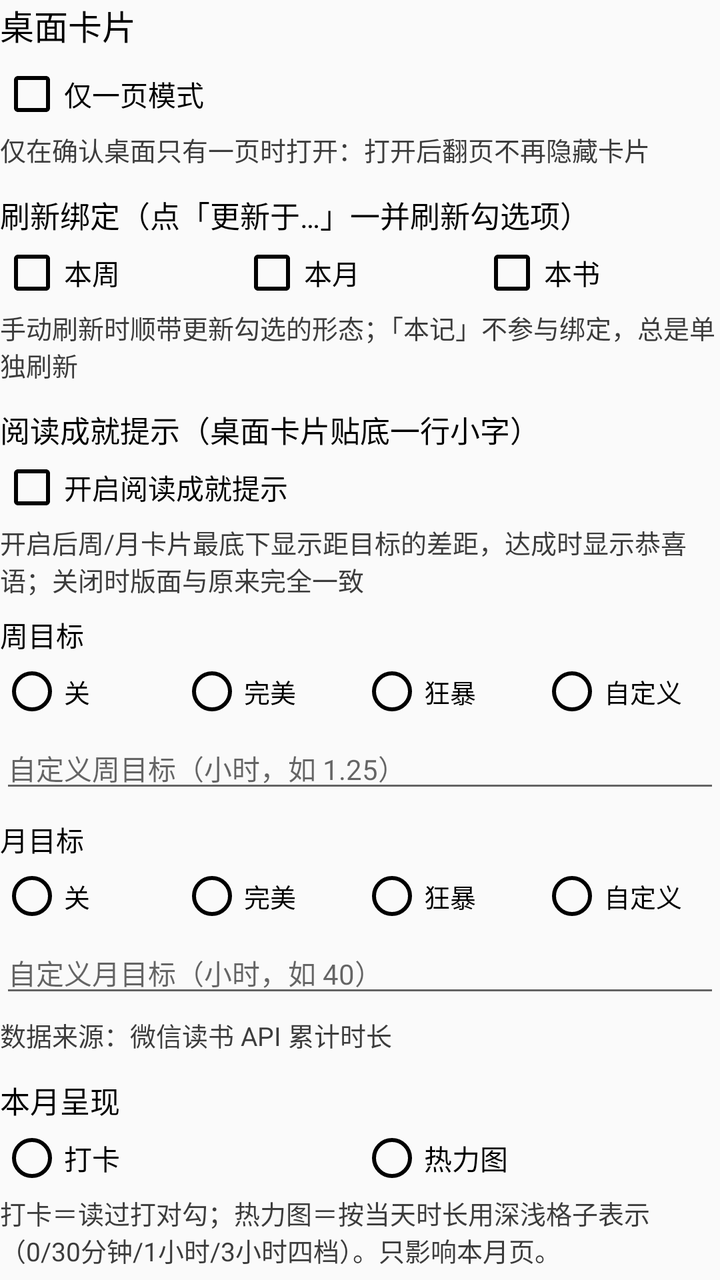
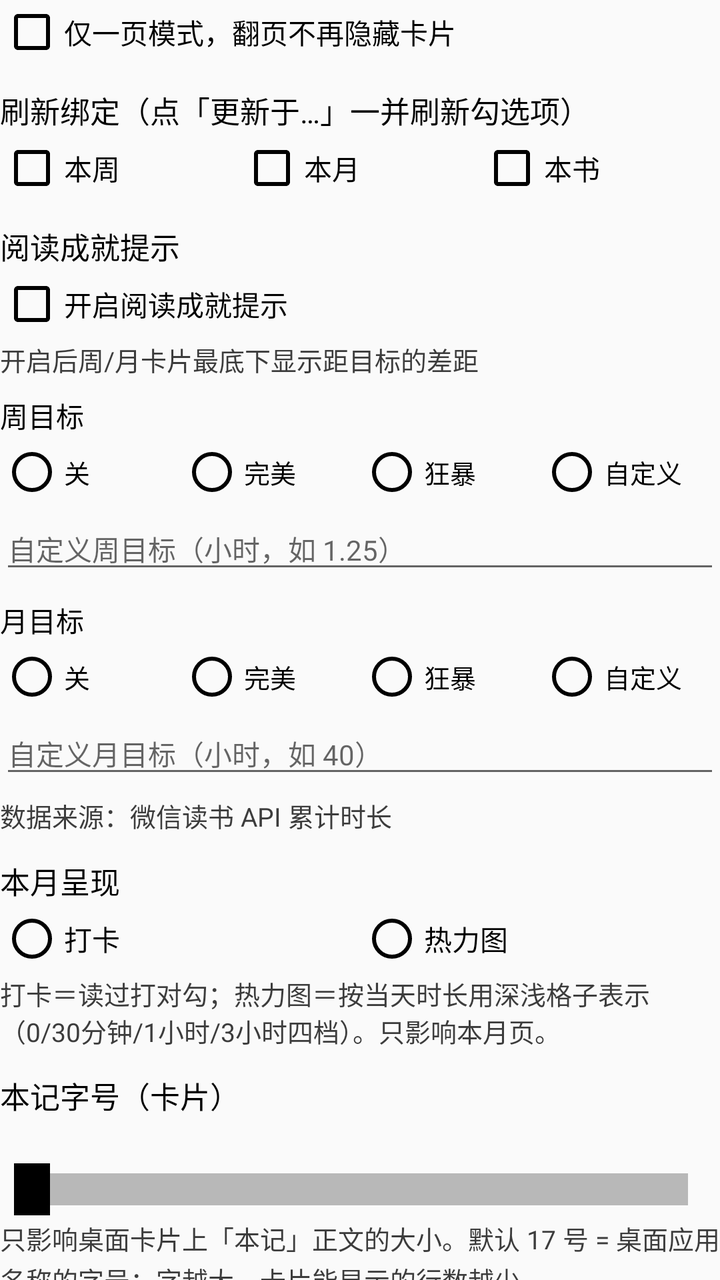

Before-and-after screenshots of an Android layout around one commit, followed by the original layout XML and the change that was made.
<!-- AndroidManifest.xml: application theme android:Theme.Material.Light.NoActionBar -->
<!-- res/layout/inc_card_custom.xml -->
<?xml version="1.0" encoding="utf-8"?>
<LinearLayout
    xmlns:android="http://schemas.android.com/apk/res/android"
    android:id="@+id/section_card_custom"
    android:layout_width="match_parent"
    android:layout_height="wrap_content"
    android:orientation="vertical">

    <TextView
        android:layout_width="match_parent"
        android:layout_height="wrap_content"
        android:text="@string/label_card"
        android:textColor="#FF000000"
        android:textSize="17sp" />

    <CheckBox
        android:id="@+id/cb_single_page"
        android:layout_width="match_parent"
        android:layout_height="wrap_content"
        android:layout_marginTop="6dp"
        android:buttonTint="#FF000000"
        android:text="@string/label_single_page"
        android:textColor="#FF000000"
        android:textSize="14sp" />

    <TextView
        android:layout_width="match_parent"
        android:layout_height="wrap_content"
        android:layout_marginTop="2dp"
        android:text="@string/label_single_page_tip"
        android:textColor="#FF3C3C3C"
        android:textSize="13sp" />

    
    <TextView
        android:layout_width="match_parent"
        android:layout_height="wrap_content"
        android:layout_marginTop="12dp"
        android:text="@string/label_refresh_bind"
        android:textColor="#FF000000"
        android:textSize="15sp" />

    <LinearLayout
        android:layout_width="match_parent"
        android:layout_height="wrap_content"
        android:layout_marginTop="2dp"
        android:orientation="horizontal">

        <CheckBox
            android:id="@+id/cb_bind_week"
            android:layout_width="0dp"
            android:layout_height="wrap_content"
            android:layout_weight="1"
            android:buttonTint="#FF000000"
            android:text="@string/label_bind_week"
            android:textColor="#FF000000"
            android:textSize="14sp" />

        <CheckBox
            android:id="@+id/cb_bind_month"
            android:layout_width="0dp"
            android:layout_height="wrap_content"
            android:layout_weight="1"
            android:buttonTint="#FF000000"
            android:text="@string/label_bind_month"
            android:textColor="#FF000000"
            android:textSize="14sp" />

        <CheckBox
            android:id="@+id/cb_bind_book"
            android:layout_width="0dp"
            android:layout_height="wrap_content"
            android:layout_weight="1"
            android:buttonTint="#FF000000"
            android:text="@string/label_bind_book"
            android:textColor="#FF000000"
            android:textSize="14sp" />
    </LinearLayout>

    <TextView
        android:layout_width="match_parent"
        android:layout_height="wrap_content"
        android:layout_marginTop="2dp"
        android:text="@string/label_refresh_bind_tip"
        android:textColor="#FF3C3C3C"
        android:textSize="13sp" />

    
    <TextView
        android:layout_width="match_parent"
        android:layout_height="wrap_content"
        android:layout_marginTop="12dp"
        android:text="@string/label_achv"
        android:textColor="#FF000000"
        android:textSize="15sp" />

    <CheckBox
        android:id="@+id/cb_achv"
        android:layout_width="match_parent"
        android:layout_height="wrap_content"
        android:layout_marginTop="2dp"
        android:buttonTint="#FF000000"
        android:text="@string/label_achv_switch"
        android:textColor="#FF000000"
        android:textSize="14sp" />

    <TextView
        android:layout_width="match_parent"
        android:layout_height="wrap_content"
        android:layout_marginTop="2dp"
        android:text="@string/label_achv_tip"
        android:textColor="#FF3C3C3C"
        android:textSize="13sp" />

    <TextView
        android:layout_width="match_parent"
        android:layout_height="wrap_content"
        android:layout_marginTop="8dp"
        android:text="@string/label_achv_week"
        android:textColor="#FF000000"
        android:textSize="14sp" />

    <RadioGroup
        android:layout_width="match_parent"
        android:layout_height="wrap_content"
        android:layout_marginTop="2dp"
        android:orientation="horizontal">

        <RadioButton
            android:id="@+id/rb_achv_week_off"
            android:layout_width="0dp"
            android:layout_height="wrap_content"
            android:layout_weight="1"
            android:buttonTint="#FF000000"
            android:text="@string/label_achv_kind_off"
            android:textColor="#FF000000"
            android:textSize="13sp" />

        <RadioButton
            android:id="@+id/rb_achv_week_perfect"
            android:layout_width="0dp"
            android:layout_height="wrap_content"
            android:layout_weight="1"
            android:buttonTint="#FF000000"
            android:text="@string/label_achv_kind_perfect"
            android:textColor="#FF000000"
            android:textSize="13sp" />

        <RadioButton
            android:id="@+id/rb_achv_week_berserk"
            android:layout_width="0dp"
            android:layout_height="wrap_content"
            android:layout_weight="1"
            android:buttonTint="#FF000000"
            android:text="@string/label_achv_kind_berserk"
            android:textColor="#FF000000"
            android:textSize="13sp" />

        <RadioButton
            android:id="@+id/rb_achv_week_custom"
            android:layout_width="0dp"
            android:layout_height="wrap_content"
            android:layout_weight="1"
            android:buttonTint="#FF000000"
            android:text="@string/label_achv_kind_custom"
            android:textColor="#FF000000"
            android:textSize="13sp" />
    </RadioGroup>

    <EditText
        android:id="@+id/et_achv_week"
        android:layout_width="match_parent"
        android:layout_height="wrap_content"
        android:layout_marginTop="2dp"
        android:hint="@string/hint_achv_week"
        android:inputType="numberDecimal"
        android:textColor="#FF000000"
        android:textSize="14sp" />

    <TextView
        android:layout_width="match_parent"
        android:layout_height="wrap_content"
        android:layout_marginTop="8dp"
        android:text="@string/label_achv_month"
        android:textColor="#FF000000"
        android:textSize="14sp" />

    <RadioGroup
        android:layout_width="match_parent"
        android:layout_height="wrap_content"
        android:layout_marginTop="2dp"
        android:orientation="horizontal">

        <RadioButton
            android:id="@+id/rb_achv_month_off"
            android:layout_width="0dp"
            android:layout_height="wrap_content"
            android:layout_weight="1"
            android:buttonTint="#FF000000"
            android:text="@string/label_achv_kind_off"
            android:textColor="#FF000000"
            android:textSize="13sp" />

        <RadioButton
            android:id="@+id/rb_achv_month_perfect"
            android:layout_width="0dp"
            android:layout_height="wrap_content"
            android:layout_weight="1"
            android:buttonTint="#FF000000"
            android:text="@string/label_achv_kind_perfect"
            android:textColor="#FF000000"
            android:textSize="13sp" />

        <RadioButton
            android:id="@+id/rb_achv_month_berserk"
            android:layout_width="0dp"
            android:layout_height="wrap_content"
            android:layout_weight="1"
            android:buttonTint="#FF000000"
            android:text="@string/label_achv_kind_berserk"
            android:textColor="#FF000000"
            android:textSize="13sp" />

        <RadioButton
            android:id="@+id/rb_achv_month_custom"
            android:layout_width="0dp"
            android:layout_height="wrap_content"
            android:layout_weight="1"
            android:buttonTint="#FF000000"
            android:text="@string/label_achv_kind_custom"
            android:textColor="#FF000000"
            android:textSize="13sp" />
    </RadioGroup>

    <EditText
        android:id="@+id/et_achv_month"
        android:layout_width="match_parent"
        android:layout_height="wrap_content"
        android:layout_marginTop="2dp"
        android:hint="@string/hint_achv_month"
        android:inputType="numberDecimal"
        android:textColor="#FF000000"
        android:textSize="14sp" />

    <TextView
        android:layout_width="match_parent"
        android:layout_height="wrap_content"
        android:layout_marginTop="4dp"
        android:text="@string/label_achv_source"
        android:textColor="#FF3C3C3C"
        android:textSize="13sp" />

    
    <TextView
        android:layout_width="match_parent"
        android:layout_height="wrap_content"
        android:layout_marginTop="12dp"
        android:text="@string/label_month_style"
        android:textColor="#FF000000"
        android:textSize="15sp" />

    <RadioGroup
        android:layout_width="match_parent"
        android:layout_height="wrap_content"
        android:layout_marginTop="2dp"
        android:orientation="horizontal">

        <RadioButton
            android:id="@+id/rb_month_style_checkin"
            android:layout_width="0dp"
            android:layout_height="wrap_content"
            android:layout_weight="1"
            android:buttonTint="#FF000000"
            android:text="@string/label_month_style_checkin"
            android:textColor="#FF000000"
            android:textSize="14sp" />

        <RadioButton
            android:id="@+id/rb_month_style_heatmap"
            android:layout_width="0dp"
            android:layout_height="wrap_content"
            android:layout_weight="1"
            android:buttonTint="#FF000000"
            android:text="@string/label_month_style_heatmap"
            android:textColor="#FF000000"
            android:textSize="14sp" />
    </RadioGroup>

    <TextView
        android:layout_width="match_parent"
        android:layout_height="wrap_content"
        android:layout_marginTop="2dp"
        android:text="@string/label_month_style_tip"
        android:textColor="#FF3C3C3C"
        android:textSize="13sp" />

    
    <TextView
        android:layout_width="match_parent"
        android:layout_height="wrap_content"
        android:layout_marginTop="12dp"
        android:text="@string/label_note_card_size"
        android:textColor="#FF000000"
        android:textSize="15sp" />

    <TextView
        android:id="@+id/tv_note_card_size"
        android:layout_width="match_parent"
        android:layout_height="wrap_content"
        android:layout_marginTop="2dp"
        android:textColor="#FF000000"
        android:textSize="14sp" />

    <SeekBar
        android:id="@+id/sb_note_card_size"
        android:layout_width="match_parent"
        android:layout_height="wrap_content"
        android:layout_marginTop="2dp"
        android:progressDrawable="@drawable/seek_ink"
        android:splitTrack="false"
        android:thumb="@drawable/seek_thumb" />

    <TextView
        android:layout_width="match_parent"
        android:layout_height="wrap_content"
        android:layout_marginTop="2dp"
        android:lineSpacingExtra="2dp"
        android:text="@string/label_note_card_size_tip"
        android:textColor="#FF3C3C3C"
        android:textSize="13sp" />

    
    <TextView
        android:layout_width="match_parent"
        android:layout_height="wrap_content"
        android:layout_marginTop="12dp"
        android:text="@string/custom_switch_mode_title"
        android:textColor="#FF000000"
        android:textSize="15sp" />

    <RadioGroup
        android:id="@+id/rg_switch_mode"
        android:layout_width="match_parent"
        android:layout_height="wrap_content"
        android:layout_marginTop="2dp"
        android:orientation="horizontal">

        <RadioButton
            android:id="@+id/rb_switch_loop"
            android:layout_width="0dp"
            android:layout_height="wrap_content"
            android:layout_weight="1"
            android:buttonTint="#FF000000"
            android:text="@string/switch_mode_loop"
            android:textColor="#FF000000"
            android:textSize="13sp" />

        <RadioButton
            android:id="@+id/rb_switch_list"
            android:layout_width="0dp"
            android:layout_height="wrap_content"
            android:layout_weight="1"
            android:buttonTint="#FF000000"
            android:text="@string/switch_mode_list"
            android:textColor="#FF000000"
            android:textSize="13sp" />
    </RadioGroup>

    <TextView
        android:layout_width="match_parent"
        android:layout_height="wrap_content"
        android:layout_marginTop="2dp"
        android:lineSpacingExtra="2dp"
        android:text="@string/switch_mode_tip"
        android:textColor="#FF3C3C3C"
        android:textSize="13sp" />

    <TextView
        android:layout_width="match_parent"
        android:layout_height="wrap_content"
        android:layout_marginTop="12dp"
        android:text="@string/custom_card_pool_title"
        android:textColor="#FF000000"
        android:textSize="15sp" />

    <LinearLayout
        android:layout_width="match_parent"
        android:layout_height="wrap_content"
        android:layout_marginTop="2dp"
        android:orientation="horizontal">

        <CheckBox
            android:id="@+id/cb_pool_week"
            android:layout_width="0dp"
            android:layout_height="wrap_content"
            android:layout_weight="1"
            android:buttonTint="#FF000000"
            android:text="@string/pool_week"
            android:textColor="#FF000000"
            android:textSize="14sp" />

        <CheckBox
            android:id="@+id/cb_pool_month"
            android:layout_width="0dp"
            android:layout_height="wrap_content"
            android:layout_weight="1"
            android:buttonTint="#FF000000"
            android:text="@string/pool_month"
            android:textColor="#FF000000"
            android:textSize="14sp" />

        <CheckBox
            android:id="@+id/cb_pool_book"
            android:layout_width="0dp"
            android:layout_height="wrap_content"
            android:layout_weight="1"
            android:buttonTint="#FF000000"
            android:text="@string/pool_book"
            android:textColor="#FF000000"
            android:textSize="14sp" />
    </LinearLayout>

    <LinearLayout
        android:layout_width="match_parent"
        android:layout_height="wrap_content"
        android:orientation="horizontal">

        <CheckBox
            android:id="@+id/cb_pool_note"
            android:layout_width="0dp"
            android:layout_height="wrap_content"
            android:layout_weight="1"
            android:buttonTint="#FF000000"
            android:text="@string/pool_note"
            android:textColor="#FF000000"
            android:textSize="14sp" />

        <CheckBox
            android:id="@+id/cb_pool_todo"
            android:layout_width="0dp"
            android:layout_height="wrap_content"
            android:layout_weight="1"
            android:buttonTint="#FF000000"
            android:text="@string/pool_todo"
            android:textColor="#FF000000"
            android:textSize="14sp" />
    </LinearLayout>

    <TextView
        android:layout_width="match_parent"
        android:layout_height="wrap_content"
        android:layout_marginTop="2dp"
        android:text="@string/card_pool_tip"
        android:textColor="#FF3C3C3C"
        android:textSize="13sp" />
</LinearLayout>
<!-- resources referenced by this layout -->
<resources>
  <!-- drawable seek_ink (drawable) -->
  <?xml version="1.0" encoding="utf-8"?>
  <layer-list xmlns:android="http://schemas.android.com/apk/res/android">
      <item android:id="@android:id/background">
          <shape android:shape="rectangle">
              <size android:height="4dp" />
              <solid android:color="#FFB8B8B8" />
          </shape>
      </item>
      <item android:id="@android:id/progress">
          <clip>
              <shape android:shape="rectangle">
                  <size android:height="4dp" />
                  <solid android:color="#FF000000" />
              </shape>
          </clip>
      </item>
  </layer-list>
  <!-- drawable seek_thumb (drawable) -->
  <?xml version="1.0" encoding="utf-8"?>
  <shape xmlns:android="http://schemas.android.com/apk/res/android"
      android:shape="rectangle">
      <size android:width="18dp" android:height="26dp" />
      <solid android:color="#FF000000" />
  </shape>
  <string name="card_pool_tip">只影响桌面卡片；App 内各页面的查看不受影响。</string>
  <string name="custom_card_pool_title">桌面显示的卡片</string>
  <string name="custom_switch_mode_title">卡片切换方式</string>
  <string name="hint_achv_month">自定义月目标（小时，如 40）</string>
  <string name="hint_achv_week">自定义周目标（小时，如 1.25）</string>
  <string name="label_achv">阅读成就提示（桌面卡片贴底一行小字）</string>
  <string name="label_achv_kind_berserk">狂暴</string>
  <string name="label_achv_kind_custom">自定义</string>
  <string name="label_achv_kind_off">关</string>
  <string name="label_achv_kind_perfect">完美</string>
  <string name="label_achv_month">月目标</string>
  <string name="label_achv_source">数据来源：微信读书 API 累计时长</string>
  <string name="label_achv_switch">开启阅读成就提示</string>
  <string name="label_achv_tip">开启后周/月卡片最底下显示距目标的差距，达成时显示恭喜语；关闭时版面与原来完全一致</string>
  <string name="label_achv_week">周目标</string>
  <string name="label_bind_book">本书</string>
  <string name="label_bind_month">本月</string>
  <string name="label_bind_week">本周</string>
  <string name="label_card">桌面卡片</string>
  <string name="label_month_style">本月呈现</string>
  <string name="label_month_style_checkin">打卡</string>
  <string name="label_month_style_heatmap">热力图</string>
  <string name="label_month_style_tip">打卡＝读过打对勾；热力图＝按当天时长用深浅格子表示（0/30分钟/1小时/3小时四档）。只影响本月页。</string>
  <string name="label_note_card_size">本记字号（卡片）</string>
  <string name="label_note_card_size_tip">只影响桌面卡片上「本记」正文的大小。默认 17 号 = 桌面应用名称的字号；字越大，卡片能显示的行数越少。</string>
  <string name="label_refresh_bind">刷新绑定（点「更新于…」一并刷新勾选项）</string>
  <string name="label_refresh_bind_tip">手动刷新时顺带更新勾选的形态；「本记」不参与绑定，总是单独刷新</string>
  <string name="label_single_page">仅一页模式</string>
  <string name="label_single_page_tip">仅在确认桌面只有一页时打开：打开后翻页不再隐藏卡片</string>
  <string name="pool_book">本书</string>
  <string name="pool_month">本月</string>
  <string name="pool_note">本记</string>
  <string name="pool_todo">待办</string>
  <string name="pool_week">本周</string>
  <string name="switch_mode_list">列表模式</string>
  <string name="switch_mode_loop">循环模式（默认）</string>
  <string name="switch_mode_tip">循环模式：点卡片左上角，依次切换到下一张。列表模式：点卡片左上角弹出列表，直接选一张。</string>
</resources>

<!-- the commit's change to res/layout/inc_card_custom.xml (unified diff, before → after) -->
@@ -6,31 +6,16 @@
     android:layout_height="wrap_content"
     android:orientation="vertical">
 
-    <TextView
-        android:layout_width="match_parent"
-        android:layout_height="wrap_content"
-        android:text="@string/label_card"
-        android:textColor="#FF000000"
-        android:textSize="17sp" />
-
+    
     <CheckBox
         android:id="@+id/cb_single_page"
         android:layout_width="match_parent"
         android:layout_height="wrap_content"
-        android:layout_marginTop="6dp"
         android:buttonTint="#FF000000"
         android:text="@string/label_single_page"
         android:textColor="#FF000000"
         android:textSize="14sp" />
 
-    <TextView
-        android:layout_width="match_parent"
-        android:layout_height="wrap_content"
-        android:layout_marginTop="2dp"
-        android:text="@string/label_single_page_tip"
-        android:textColor="#FF3C3C3C"
-        android:textSize="13sp" />
-
     
     <TextView
         android:layout_width="match_parent"
@@ -76,14 +61,6 @@
             android:textColor="#FF000000"
             android:textSize="14sp" />
     </LinearLayout>
-
-    <TextView
-        android:layout_width="match_parent"
-        android:layout_height="wrap_content"
-        android:layout_marginTop="2dp"
-        android:text="@string/label_refresh_bind_tip"
-        android:textColor="#FF3C3C3C"
-        android:textSize="13sp" />
 
     
     <TextView
<!-- resource entries referenced after the edit -->
@@ -30,7 +30,7 @@
   <string name="custom_switch_mode_title">卡片切换方式</string>
   <string name="hint_achv_month">自定义月目标（小时，如 40）</string>
   <string name="hint_achv_week">自定义周目标（小时，如 1.25）</string>
-  <string name="label_achv">阅读成就提示（桌面卡片贴底一行小字）</string>
+  <string name="label_achv">阅读成就提示</string>
   <string name="label_achv_kind_berserk">狂暴</string>
   <string name="label_achv_kind_custom">自定义</string>
   <string name="label_achv_kind_off">关</string>
@@ -38,12 +38,11 @@
   <string name="label_achv_month">月目标</string>
   <string name="label_achv_source">数据来源：微信读书 API 累计时长</string>
   <string name="label_achv_switch">开启阅读成就提示</string>
-  <string name="label_achv_tip">开启后周/月卡片最底下显示距目标的差距，达成时显示恭喜语；关闭时版面与原来完全一致</string>
+  <string name="label_achv_tip">开启后周/月卡片最底下显示距目标的差距</string>
   <string name="label_achv_week">周目标</string>
   <string name="label_bind_book">本书</string>
   <string name="label_bind_month">本月</string>
   <string name="label_bind_week">本周</string>
-  <string name="label_card">桌面卡片</string>
   <string name="label_month_style">本月呈现</string>
   <string name="label_month_style_checkin">打卡</string>
   <string name="label_month_style_heatmap">热力图</string>
@@ -51,9 +50,7 @@
   <string name="label_note_card_size">本记字号（卡片）</string>
   <string name="label_note_card_size_tip">只影响桌面卡片上「本记」正文的大小。默认 17 号 = 桌面应用名称的字号；字越大，卡片能显示的行数越少。</string>
   <string name="label_refresh_bind">刷新绑定（点「更新于…」一并刷新勾选项）</string>
-  <string name="label_refresh_bind_tip">手动刷新时顺带更新勾选的形态；「本记」不参与绑定，总是单独刷新</string>
-  <string name="label_single_page">仅一页模式</string>
-  <string name="label_single_page_tip">仅在确认桌面只有一页时打开：打开后翻页不再隐藏卡片</string>
+  <string name="label_single_page">仅一页模式，翻页不再隐藏卡片</string>
   <string name="pool_book">本书</string>
   <string name="pool_month">本月</string>
   <string name="pool_note">本记</string>
